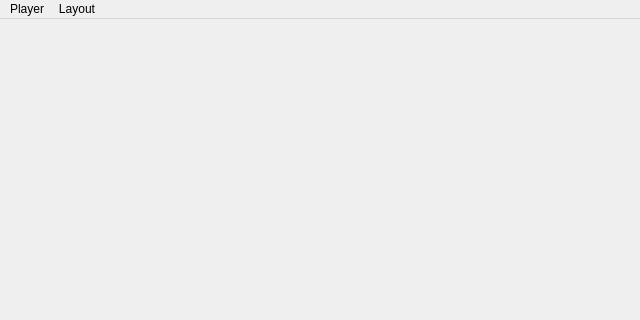
First picture: the form in apps/zxtune-qt/ui/mainwindow.ui, repository vitamin-caig/zxtune, before the edit; both pictures show x 0 to 640 and y 0 to 320 of the 640 by 480 pixel window.
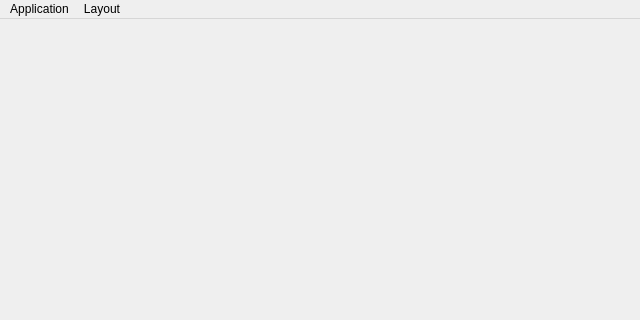
Second picture: the form after the edit. Icons and pictures are not drawn.

Commit message: zxtune-qt: move dnd from multi to single playlist. Menu item rename.

Patch:
```diff
--- a/apps/zxtune-qt/ui/mainwindow.ui
+++ b/apps/zxtune-qt/ui/mainwindow.ui
@@ -54,9 +54,9 @@
      <string notr="true">Layout</string>
     </property>
    </widget>
-   <widget class="QMenu" name="menuFile">
+   <widget class="QMenu" name="menuApplication">
     <property name="title">
-     <string>Player</string>
+     <string>Application</string>
     </property>
     <addaction name="actionComponents"/>
     <addaction name="actionAbout"/>
@@ -64,7 +64,7 @@
     <addaction name="separator"/>
     <addaction name="actionQuit"/>
    </widget>
-   <addaction name="menuFile"/>
+   <addaction name="menuApplication"/>
    <addaction name="menuLayout"/>
   </widget>
   <action name="actionQuit">
```
The commit also changes 2 other files.
